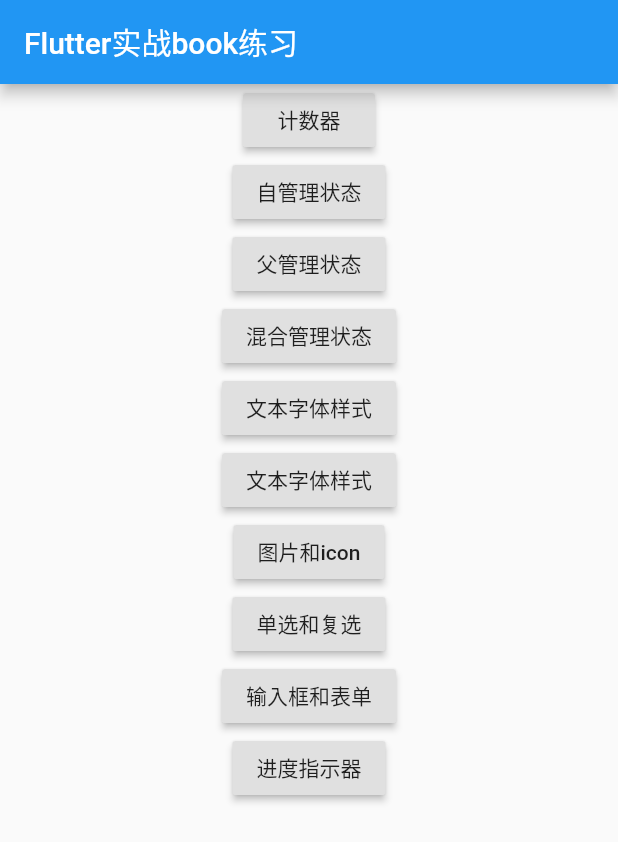
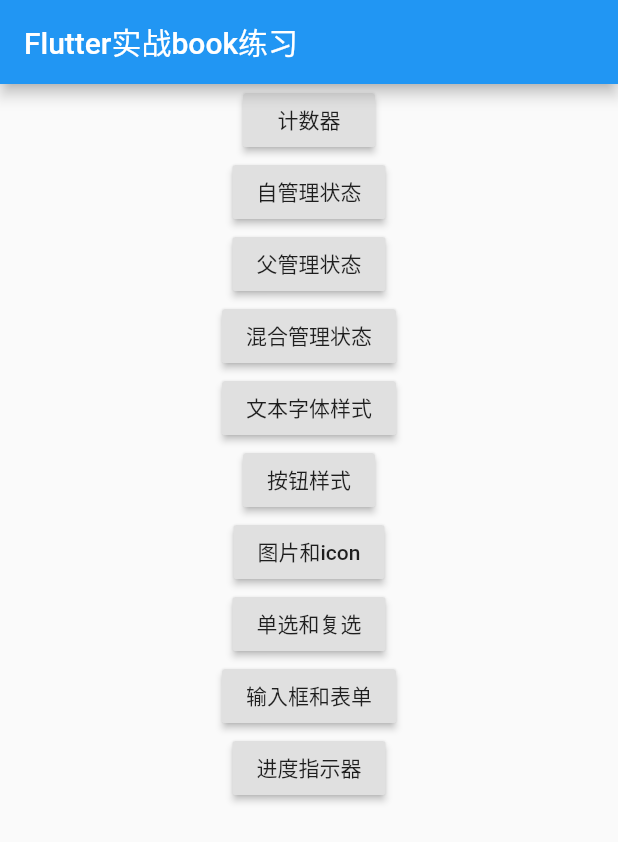
Before and after one commit to yiduoyihan/flutter_app, a Flutter app: the screen it shows after launch, on a phone screen of 412 x 824 dp. Shown: the top 842 px of the screen. Run offline on Flutter 3.47's test engine with Material 2 defaults, Android fonts, the phone set to English and light mode, and no system bars.

Commit message:
add some code

```diff
--- a/lib/main.dart
+++ b/lib/main.dart
@@ -82,7 +82,7 @@ class MyHomePage extends StatelessWidget {
             child: Text("文本字体样式"),
             onPressed: () => startActivity(context, "text_font_style_____")),
         RaisedButton(
-            child: Text("文本字体样式"),
+            child: Text("按钮样式"),
             onPressed: () => startActivity(context, "button_style________")),
         RaisedButton(
             child: Text("图片和icon"),
```
